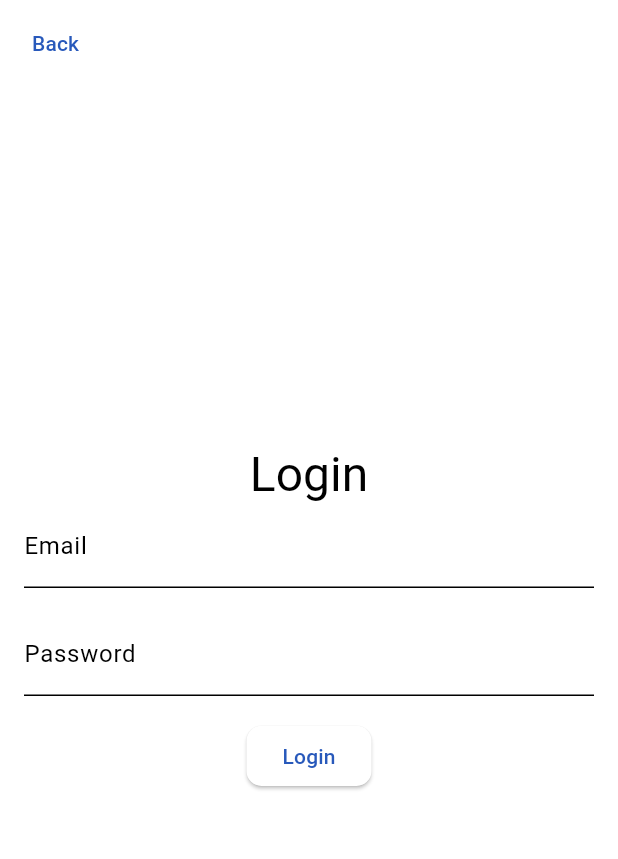
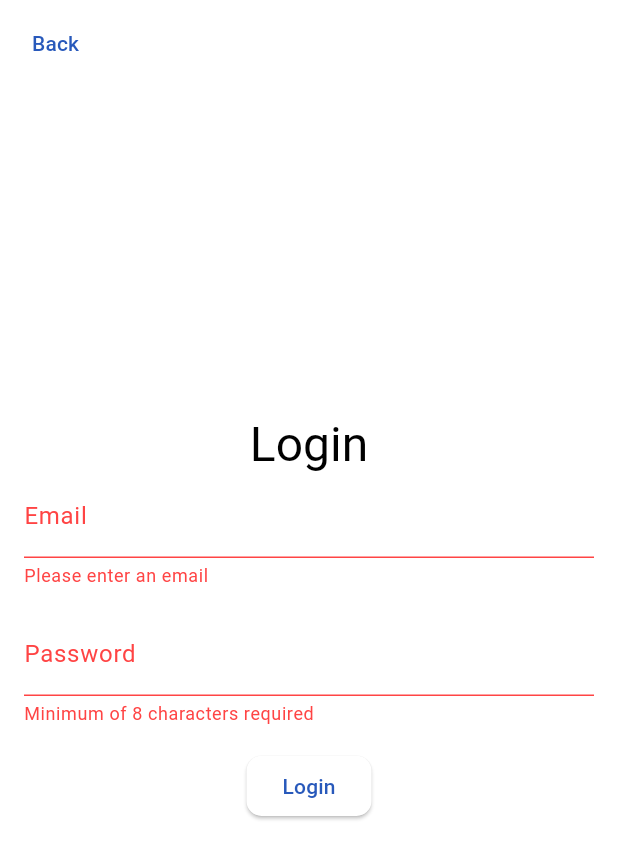
Before and after one commit to BoilerBond/FlutterApp, a Flutter app: the screen it shows after launch, after a tap on "Login with Email/Password", after a tap on "Login", on a phone screen of 412 x 824 dp. Shown: the top 859 px of the screen. Run offline on Flutter 3.47's test engine with Material 3 defaults, Android fonts, the phone set to English and light mode, and no system bars; our stand-ins replace firebase_auth, firebase_core, google_sign_in; accounts and stored records are empty; generated files the repository leaves out were written again; network calls fail.

Commit message:
Separated input validators to different files

```diff
--- a/lib/presentation/login/login_screen.dart
+++ b/lib/presentation/login/login_screen.dart
@@ -1,3 +1,5 @@
+import 'package:datingapp/utils/validators/email_validator.dart';
+import 'package:datingapp/utils/validators/password_validator.dart';
 import 'package:flutter/material.dart';
 import 'package:firebase_auth/firebase_auth.dart';
 import 'package:google_sign_in/google_sign_in.dart';
@@ -12,9 +14,11 @@ class LoginScreen extends StatefulWidget {
 class _LoginScreenState extends State<LoginScreen> {
   bool _showPasswordLogin = false;
 
-  // input controller for password login
-  final emailController = TextEditingController();
-  final passwordController = TextEditingController();
+  final _passwordLoginFormKey = GlobalKey<FormState>();
+
+  // input validators
+  final emailValidator = EmailValidator();
+  final passwordValidator = PasswordValidator();
 
   void setPasswordLoginFormVisibility(bool visibility) {
     setState(() {
@@ -43,8 +47,10 @@ class _LoginScreenState extends State<LoginScreen> {
   }
 
   void loginWithPassword() {
-    // TODO: implement log in with email/password
-    // TODO: navigate to dashboard
+    if (_passwordLoginFormKey.currentState!.validate()) {
+      // TODO: implement log in with email/password
+      // TODO: navigate to dashboard
+    }
   }
 
   void navigateToNextScreen(bool isNewUser) {
@@ -68,6 +74,7 @@ class _LoginScreenState extends State<LoginScreen> {
                   Padding(
                     padding: EdgeInsets.all(16.0),
                     child: Form(
+                      key: _passwordLoginFormKey,
                       child: Column(
                         mainAxisAlignment: MainAxisAlignment.center,
                         children: [
@@ -76,12 +83,8 @@ class _LoginScreenState extends State<LoginScreen> {
 
                           // Text field for entering the email.
                           TextFormField(
-                            controller: emailController,
                             decoration: InputDecoration(labelText: 'Email'),
-                            validator: (value) {
-                              final bool emailValid = value != null && RegExp(r"^[a-zA-Z0-9._%+-]+@[a-zA-Z0-9.-]+\.[a-zA-Z]{2,}$").hasMatch(value);
-                              return emailValid ? null : "Please enter an email";
-                            },
+                            validator: emailValidator.validate,
                           ),
 
                           // Space between input fields.
@@ -89,12 +92,9 @@ class _LoginScreenState extends State<LoginScreen> {
 
                           // Text field for entering the password.
                           TextFormField(
-                            controller: passwordController,
                             decoration: InputDecoration(labelText: 'Password'),
                             obscureText: true,
-                            validator: (value) {
-                              return (value != null && value.isNotEmpty) ? null : 'Please enter a password';
-                            },
+                            validator: passwordValidator.validate,
                           ),
 
                           // Space between input fields.
--- /dev/null
+++ b/lib/utils/validators/abstract_validator.dart
@@ -0,0 +1,3 @@
+abstract class AbstractValidator {
+  String? validate(String value);
+}
--- /dev/null
+++ b/lib/utils/validators/email_validator.dart
@@ -0,0 +1,24 @@
+import 'package:datingapp/utils/validators/abstract_validator.dart';
+
+class EmailValidator extends AbstractValidator {
+  final String _invalidFormatMessage = "Please enter an email";
+  final String _notPurdueMailMessage = "Please enter an Purdue email";
+
+  @override
+  String? validate(String? value, {bool validatePurdueEmail = false}) {
+    if (value == null) {
+      return _invalidFormatMessage;
+    }
+
+    final bool emailValid = RegExp(r"^[a-zA-Z0-9._%+-]+@[a-zA-Z0-9.-]+\.[a-zA-Z]{2,}$").hasMatch(value);
+
+    if (validatePurdueEmail) {
+      final bool isPurdueEmail = RegExp(r"^[a-zA-Z0-9._%+-]+@purdue\.edu$").hasMatch(value);
+
+      if (emailValid && !isPurdueEmail) {
+        return _notPurdueMailMessage;
+      }
+    }
+    return emailValid ? null : _invalidFormatMessage;
+  }
+}
--- /dev/null
+++ b/lib/utils/validators/password_validator.dart
@@ -0,0 +1,39 @@
+import 'package:datingapp/utils/validators/abstract_validator.dart';
+
+class PasswordValidator extends AbstractValidator {
+  final int _minimumLength = 8;
+  late final String _invalidLengthMessage = "Minimum of $_minimumLength characters required";
+  late final String _noLowerCaseMessage = "Password must contain at least 1 lower case character";
+  late final String _noUpperCaseMessage = "Password must contain at least 1 upper case character";
+  late final String _noNumberMessage = "Password must contain at least 1 number character";
+  late final String _noSpecialCharacterMessage = "Password must contain at least 1 special character";
+
+  @override
+  String? validate(String? value, {bool validatePurdueEmail = false}) {
+    if (value == null || value.isEmpty || value.length < _minimumLength) {
+      return _invalidLengthMessage;
+    }
+
+    // if the password does not have a lowercase character
+    if (!RegExp(r"[a-z]+").hasMatch(value)) {
+      return _noLowerCaseMessage;
+    }
+
+    // if the password does not have a uppercase character
+    if (!RegExp(r"[A-Z]+").hasMatch(value)) {
+      return _noUpperCaseMessage;
+    }
+
+    // if the password does not have a number character
+    if (!RegExp(r"[0-9]+").hasMatch(value)) {
+      return _noNumberMessage;
+    }
+
+    // if the password does not have a special character
+    if (!RegExp(r"[^\w\s]+").hasMatch(value)) {
+      return _noSpecialCharacterMessage;
+    }
+
+    return null;
+  }
+}
```
